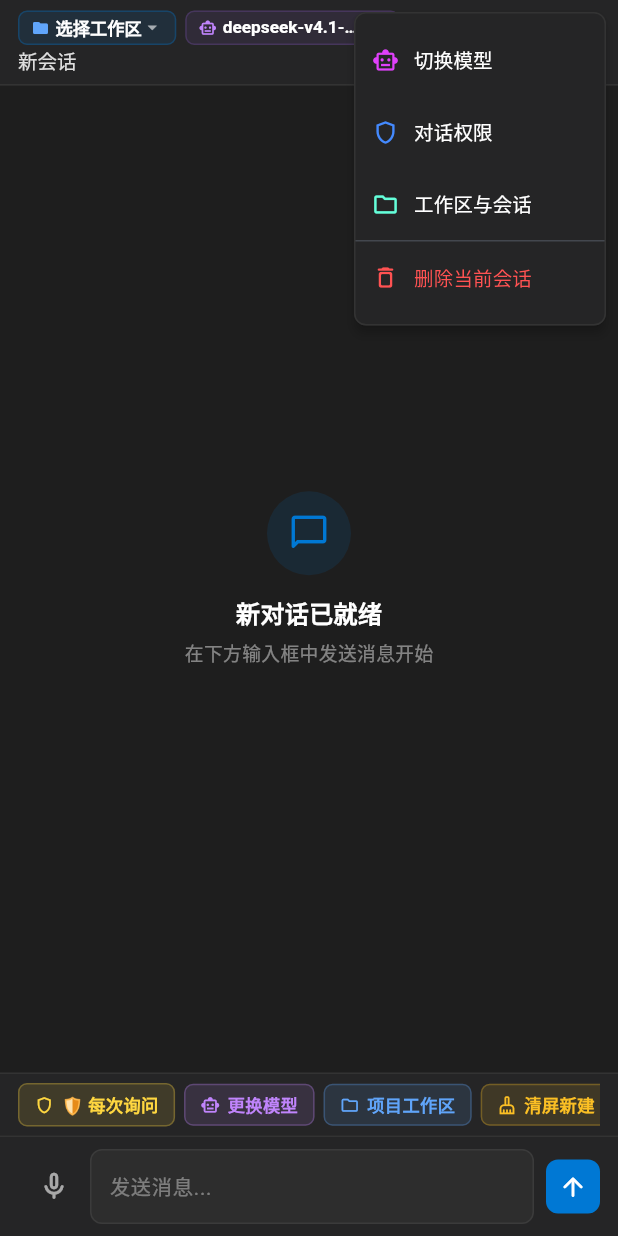
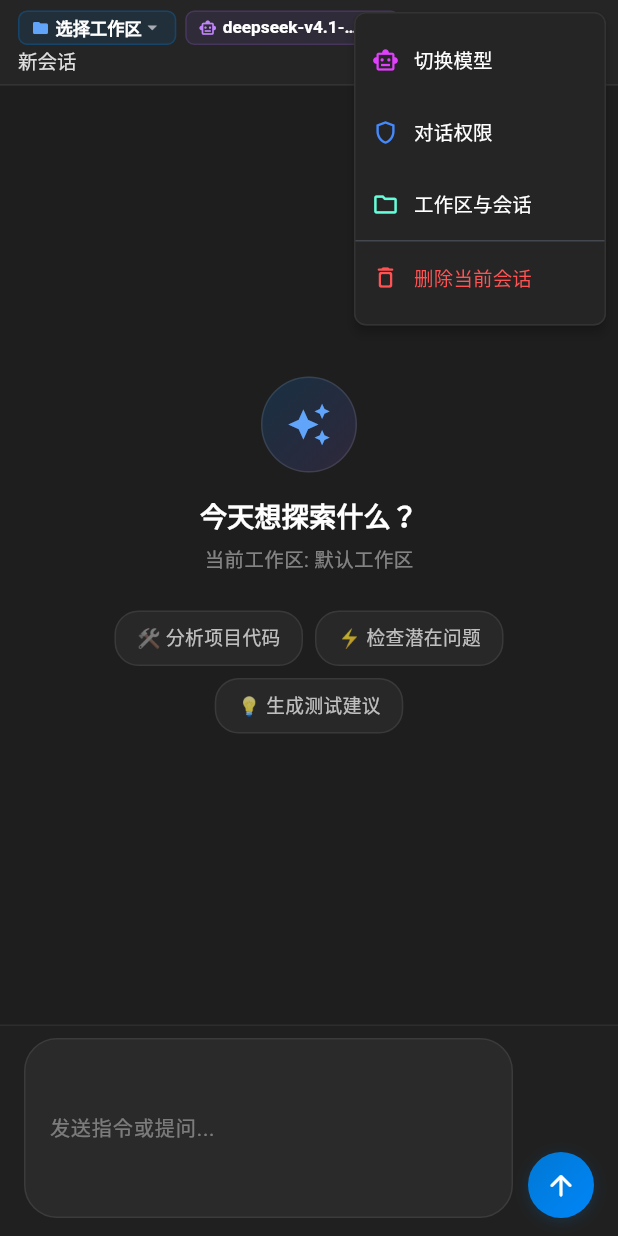
Before and after one commit to ccleeyx-cyber/dsh-mobile, a Flutter app: the ChatView screen opened directly, after a tap on the "more vert" icon, on a phone screen of 412 x 824 dp. Run offline on Flutter 3.47's test engine with Material 3 defaults, Android fonts, the phone set to English and light mode, and no system bars; our stand-ins replace flutter_markdown, shared_preferences; accounts and stored records are empty.

Commit message:
feat: upgrade to v1.2.9 - clean modern UI, robust health check, and fallback model selection

```diff
--- a/dsh_mobile/lib/views/chat_view.dart
+++ b/dsh_mobile/lib/views/chat_view.dart
@@ -5,6 +5,7 @@ import 'package:intl/intl.dart';
 import '../models/chat_message.dart';
 import '../models/workspace.dart';
 import '../models/permission_config.dart';
+import '../models/dsh_settings.dart';
 import '../services/dsh_service.dart';
 import '../widgets/thinking_card.dart';
 import '../widgets/tool_call_card.dart';
@@ -358,16 +359,26 @@ class _ChatViewState extends State<ChatView> {
 
   // Quick Model Selector Sheet
   void _showModelSwitchSheet(BuildContext context, DshService dsh) {
+    if (dsh.settings == null || dsh.settings!.availableModels.isEmpty) {
+      dsh.fetchSettings();
+    }
     final settings = dsh.settings;
     final currentSession = dsh.currentSession;
     final activeModel = dsh.currentModel;
+    final modelList = (settings != null && settings.availableModels.isNotEmpty)
+        ? settings.availableModels
+        : [
+            ModelItem(id: 'cn:deepseek-v4.1-flash', name: 'DeepSeek V4.1 Flash', contextWindow: 1000000, maxTokens: 16384),
+            ModelItem(id: 'cn:deepseek-v4-pro', name: 'DeepSeek V4 Pro', contextWindow: 1000000, maxTokens: 32768),
+            ModelItem(id: 'cn:kimi-k3-1', name: 'Kimi K3.1', contextWindow: 1000000, maxTokens: 32768),
+          ];
 
     showModalBottomSheet(
       context: context,
       isScrollControlled: true,
       backgroundColor: const Color(0xFF252526),
       shape: const RoundedRectangleBorder(
-        borderRadius: BorderRadius.vertical(top: Radius.circular(12)),
+        borderRadius: BorderRadius.vertical(top: Radius.circular(16)),
       ),
       builder: (ctx) {
         return SafeArea(
@@ -389,47 +400,62 @@ class _ChatViewState extends State<ChatView> {
                 ),
                 const SizedBox(height: 16),
                 Row(
-                  children: const [
-                    Icon(Icons.smart_toy_outlined, color: Color(0xFFC084FC), size: 20),
-                    SizedBox(width: 8),
+                  children: [
+                    Container(
+                      padding: const EdgeInsets.all(8),
+                      decoration: BoxDecoration(
+                        color: const Color(0xFF744DA9).withOpacity(0.18),
+                        borderRadius: BorderRadius.circular(8),
+                      ),
+                      child: const Icon(Icons.smart_toy_outlined, color: Color(0xFFC084FC), size: 20),
+                    ),
+                    const SizedBox(width: 12),
+                    const Expanded(
+                      child: Column(
+                        crossAxisAlignment: CrossAxisAlignment.start,
+                        children: [
                           Text(
-                      '切换大语言模型 (Switch Model)',
+                            '切换大语言模型',
                             style: TextStyle(fontSize: 17, fontWeight: FontWeight.bold, color: Colors.white),
+                          ),
+                          Text(
+                            '选择要在此会话中使用的 AI 模型',
+                            style: TextStyle(fontSize: 12, color: Colors.white54),
+                          ),
+                        ],
+                      ),
                     ),
                   ],
                 ),
                 if (currentSession != null)
                   Padding(
-                    padding: const EdgeInsets.only(top: 4, left: 28),
+                    padding: const EdgeInsets.only(top: 8, bottom: 4),
+                    child: Container(
+                      padding: const EdgeInsets.symmetric(horizontal: 10, vertical: 4),
+                      decoration: BoxDecoration(
+                        color: Colors.white.withOpacity(0.05),
+                        borderRadius: BorderRadius.circular(6),
+                      ),
                       child: Text(
-                      '生效会话: ${currentSession.title}',
-                      style: const TextStyle(fontSize: 12, color: Colors.white54),
+                        '当前生效会话: ${currentSession.title}',
+                        style: const TextStyle(fontSize: 12, color: Colors.white70),
+                        maxLines: 1,
+                        overflow: TextOverflow.ellipsis,
                       ),
                     ),
-                const SizedBox(height: 14),
+                  ),
+                const SizedBox(height: 12),
                 ConstrainedBox(
                   constraints: BoxConstraints(maxHeight: MediaQuery.of(context).size.height * 0.5),
-                  child: ListView.builder(
+                  child: ListView.separated(
                     shrinkWrap: true,
-                    itemCount: settings?.availableModels.length ?? 0,
+                    separatorBuilder: (_, __) => const SizedBox(height: 6),
+                    itemCount: modelList.length,
                     itemBuilder: (context, index) {
-                      final m = settings!.availableModels[index];
-                      final isSelected = m.id == activeModel;
-                      return ListTile(
-                        shape: RoundedRectangleBorder(borderRadius: BorderRadius.circular(8)),
-                        tileColor: isSelected ? const Color(0xFF0078D4).withOpacity(0.14) : null,
-                        title: Text(
-                          m.name,
-                          style: TextStyle(
-                            color: isSelected ? const Color(0xFF60A5FA) : Colors.white,
-                            fontWeight: isSelected ? FontWeight.bold : FontWeight.normal,
-                          ),
-                        ),
-                        subtitle: Text(
-                          '${m.id} | 上下文: ${(m.contextWindow ?? 0) ~/ 1000}k',
-                          style: const TextStyle(fontSize: 12, color: Colors.white54),
-                        ),
-                        trailing: isSelected ? const Icon(Icons.check_circle, color: Color(0xFF60A5FA), size: 18) : null,
+                      final m = modelList[index];
+                      final isSelected = m.id == activeModel || (m.id.replaceFirst('cn:', '') == activeModel.replaceFirst('cn:', ''));
+                      return InkWell(
+                        borderRadius: BorderRadius.circular(10),
                         onTap: () async {
                           Navigator.pop(ctx);
                           final ok = await dsh.switchModel(m.id, sessionId: currentSession?.sessionId);
@@ -445,7 +471,7 @@ class _ChatViewState extends State<ChatView> {
                             } else {
                               ScaffoldMessenger.of(context).showSnackBar(
                                 SnackBar(
-                                  content: Text('模型切换失败: ${dsh.lastError.isNotEmpty ? dsh.lastError : "请检查网络"}'),
+                                  content: Text('模型切换失败: ${dsh.lastError.isNotEmpty ? dsh.lastError : "请检查网络或授权码"}'),
                                   backgroundColor: const Color(0xFFEF4444),
                                   behavior: SnackBarBehavior.floating,
                                 ),
@@ -453,6 +479,56 @@ class _ChatViewState extends State<ChatView> {
                             }
                           }
                         },
+                        child: Container(
+                          padding: const EdgeInsets.symmetric(horizontal: 14, vertical: 12),
+                          decoration: BoxDecoration(
+                            color: isSelected ? const Color(0xFF0078D4).withOpacity(0.16) : const Color(0xFF2C2C2C),
+                            borderRadius: BorderRadius.circular(10),
+                            border: Border.all(
+                              color: isSelected ? const Color(0xFF0078D4) : Colors.white.withOpacity(0.08),
+                              width: isSelected ? 1.5 : 1.0,
+                            ),
+                          ),
+                          child: Row(
+                            children: [
+                              Icon(
+                                isSelected ? Icons.radio_button_checked : Icons.radio_button_off,
+                                color: isSelected ? const Color(0xFF60A5FA) : Colors.white38,
+                                size: 18,
+                              ),
+                              const SizedBox(width: 12),
+                              Expanded(
+                                child: Column(
+                                  crossAxisAlignment: CrossAxisAlignment.start,
+                                  children: [
+                                    Text(
+                                      m.name,
+                                      style: TextStyle(
+                                        color: isSelected ? const Color(0xFF60A5FA) : Colors.white,
+                                        fontWeight: isSelected ? FontWeight.bold : FontWeight.w500,
+                                        fontSize: 14,
+                                      ),
+                                    ),
+                                    const SizedBox(height: 2),
+                                    Text(
+                                      '${m.id} | 上下文: ${(m.contextWindow ?? 0) ~/ 1000}k',
+                                      style: const TextStyle(fontSize: 11.5, color: Colors.white54),
+                                    ),
+                                  ],
+                                ),
+                              ),
+                              if (isSelected)
+                                Container(
+                                  padding: const EdgeInsets.symmetric(horizontal: 7, vertical: 2),
+                                  decoration: BoxDecoration(
+                                    color: const Color(0xFF0078D4).withOpacity(0.2),
+                                    borderRadius: BorderRadius.circular(4),
+                                  ),
+                                  child: const Text('使用中', style: TextStyle(color: Color(0xFF60A5FA), fontSize: 11, fontWeight: FontWeight.w600)),
+                                ),
+                            ],
+                          ),
+                        ),
                       );
                     },
                   ),
@@ -462,7 +538,6 @@ class _ChatViewState extends State<ChatView> {
           ),
         );
       },
-    );
   }
 
   // Delete Current Session Dialog
@@ -941,40 +1016,69 @@ class _ChatViewState extends State<ChatView> {
                     children: [
                       if (dsh.messages.isEmpty && dsh.pendingApprovals.isEmpty)
                         Center(
+                          child: SingleChildScrollView(
+                            padding: const EdgeInsets.symmetric(horizontal: 24),
                             child: Column(
                               mainAxisSize: MainAxisSize.min,
                               children: [
                                 Container(
-                                width: 56,
-                                height: 56,
+                                  width: 64,
+                                  height: 64,
                                   decoration: BoxDecoration(
-                                  color: const Color(0xFF0078D4).withOpacity(0.12),
+                                    gradient: LinearGradient(
+                                      colors: [
+                                        const Color(0xFF0078D4).withOpacity(0.2),
+                                        const Color(0xFF744DA9).withOpacity(0.2),
+                                      ],
+                                      begin: Alignment.topLeft,
+                                      end: Alignment.bottomRight,
+                                    ),
                                     shape: BoxShape.circle,
+                                    border: Border.all(color: Colors.white.withOpacity(0.1)),
                                   ),
                                   child: const Icon(
-                                  Icons.chat_bubble_outline_rounded,
-                                  color: Color(0xFF0078D4),
-                                  size: 28,
+                                    Icons.auto_awesome,
+                                    color: Color(0xFF60A5FA),
+                                    size: 30,
                                   ),
                                 ),
-                              const SizedBox(height: 14),
+                                const SizedBox(height: 16),
                                 const Text(
-                                '新对话已就绪',
+                                  '今天想探索什么？',
                                   style: TextStyle(
                                     color: Colors.white,
-                                  fontSize: 16,
+                                    fontSize: 18,
                                     fontWeight: FontWeight.w600,
+                                    letterSpacing: 0.2,
                                   ),
                                 ),
                                 const SizedBox(height: 6),
                                 Text(
-                                '在下方输入框中发送消息开始',
+                                  '当前工作区: ${currentWs?.title ?? "默认工作区"}',
                                   style: TextStyle(
                                     color: Colors.white.withOpacity(0.45),
-                                  fontSize: 12.5,
+                                    fontSize: 13,
                                   ),
                                 ),
+                                const SizedBox(height: 24),
+                                Wrap(
+                                  spacing: 8,
+                                  runSpacing: 8,
+                                  alignment: WrapAlignment.center,
+                                  children: [
+                                    _buildSuggestionChip('🛠️ 分析项目代码', () {
+                                      _inputController.text = '分析当前项目代码结构并概述核心功能';
+                                    }),
+                                    _buildSuggestionChip('⚡ 检查潜在问题', () {
+                                      _inputController.text = '检查当前项目中的潜在 Bug 或异常';
+                                    }),
+                                    _buildSuggestionChip('💡 生成测试建议', () {
+                                      _inputController.text = '为当前模块编写单元测试用例建议';
+                                    }),
                                   ],
+                                ),
+                              ],
+                            ),
                           ),
                         )
                       else
@@ -1032,94 +1136,27 @@ class _ChatViewState extends State<ChatView> {
                   ),
           ),
 
-          // Quick Action Chips (Fluent Command Style)
-          Container(
-            padding: const EdgeInsets.symmetric(horizontal: 12, vertical: 6),
-            decoration: const BoxDecoration(
-              color: Color(0xFF252526),
-              border: Border(top: BorderSide(color: Color(0xFF333333))),
-            ),
-            child: SingleChildScrollView(
-              scrollDirection: Axis.horizontal,
-              child: Row(
-                children: [
-                  _buildQuickChip(
-                    icon: Icons.shield_outlined,
-                    label: _getPolicyLabel(policy),
-                    color: _getPolicyColor(policy),
-                    onTap: () => _showSessionPermissionSheet(context, dsh),
-                  ),
-                  const SizedBox(width: 6),
-                  _buildQuickChip(
-                    icon: Icons.smart_toy_outlined,
-                    label: '更换模型',
-                    color: const Color(0xFFC084FC),
-                    onTap: () => _showModelSwitchSheet(context, dsh),
-                  ),
-                  const SizedBox(width: 6),
-                  _buildQuickChip(
-                    icon: Icons.folder_outlined,
-                    label: '项目工作区',
-                    color: const Color(0xFF60A5FA),
-                    onTap: widget.onOpenWorkspaces,
-                  ),
-                  const SizedBox(width: 6),
-                  _buildQuickChip(
-                    icon: Icons.cleaning_services_outlined,
-                    label: '清屏新建',
-                    color: const Color(0xFFFBBF24),
-                    onTap: () async {
-                      ScaffoldMessenger.of(context).showSnackBar(
-                        const SnackBar(
-                          content: Text('正在新建对话...'),
-                          duration: Duration(milliseconds: 1200),
-                          behavior: SnackBarBehavior.floating,
-                        ),
-                      );
-                      await dsh.createNewSession();
-                    },
-                  ),
-                  const SizedBox(width: 6),
-                  _buildQuickChip(
-                    icon: Icons.delete_outline_rounded,
-                    label: '删除会话',
-                    color: const Color(0xFFF87171),
-                    onTap: () => _showDeleteCurrentSessionDialog(context, dsh),
-                  ),
-                ],
-              ),
-            ),
-          ),
-
-          // Rich Input Bar
+          // Modern Clean Input Bar
           _buildInputBar(dsh),
         ],
       ),
     );
   }
 
-  Widget _buildQuickChip({
-    required IconData icon,
-    required String label,
-    required Color color,
-    VoidCallback? onTap,
-  }) {
-    return GestureDetector(
+  Widget _buildSuggestionChip(String text, VoidCallback onTap) {
+    return InkWell(
+      borderRadius: BorderRadius.circular(16),
       onTap: onTap,
       child: Container(
-        padding: const EdgeInsets.symmetric(horizontal: 10, vertical: 5),
+        padding: const EdgeInsets.symmetric(horizontal: 14, vertical: 8),
         decoration: BoxDecoration(
-          color: color.withOpacity(0.12),
-          borderRadius: BorderRadius.circular(6),
-          border: Border.all(color: color.withOpacity(0.28)),
+          color: const Color(0xFF282828),
+          borderRadius: BorderRadius.circular(16),
+          border: Border.all(color: Colors.white.withOpacity(0.08)),
         ),
-        child: Row(
-          mainAxisSize: MainAxisSize.min,
-          children: [
-            Icon(icon, size: 13, color: color),
-            const SizedBox(width: 5),
-            Text(label, style: TextStyle(color: color, fontSize: 11.5, fontWeight: FontWeight.w600)),
-          ],
+        child: Text(
+          text,
+          style: const TextStyle(color: Colors.white70, fontSize: 12.5),
         ),
       ),
     );
@@ -1318,76 +1355,83 @@ class _ChatViewState extends State<ChatView> {
 
   Widget _buildInputBar(DshService dsh) {
     return Container(
-      padding: const EdgeInsets.symmetric(horizontal: 12, vertical: 8),
-      decoration: const BoxDecoration(
-        color: Color(0xFF252526),
-        border: Border(top: BorderSide(color: Color(0xFF333333))),
+      padding: const EdgeInsets.fromLTRB(16, 8, 16, 12),
+      decoration: BoxDecoration(
+        color: const Color(0xFF202020),
+        border: Border(top: BorderSide(color: Colors.white.withOpacity(0.06))),
       ),
       child: SafeArea(
         child: Row(
+          crossAxisAlignment: CrossAxisAlignment.end,
           children: [
-            // Voice / Mic Mock Button
-            IconButton(
-              icon: const Icon(Icons.mic_none_rounded, color: Colors.white60, size: 22),
-              tooltip: '语音输入',
-              onPressed: () {
-                ScaffoldMessenger.of(context).showSnackBar(
-                  const SnackBar(content: Text('语音听写已就绪，正在聆听...'), duration: Duration(seconds: 1)),
-                );
-              },
-            ),
-            // Text Input
+            // Text Input Pill
             Expanded(
               child: Container(
+                constraints: const BoxConstraints(minHeight: 44, maxHeight: 120),
+                padding: const EdgeInsets.symmetric(horizontal: 16),
                 decoration: BoxDecoration(
-                  color: const Color(0xFF2D2D2D),
-                  borderRadius: BorderRadius.circular(8),
-                  border: Border.all(color: const Color(0xFF3B3B3B)),
+                  color: const Color(0xFF2A2A2A),
+                  borderRadius: BorderRadius.circular(22),
+                  border: Border.all(color: Colors.white.withOpacity(0.08)),
                 ),
+                child: Center(
                   child: TextField(
                     controller: _inputController,
-                  style: const TextStyle(color: Colors.white, fontSize: 13.5),
+                    style: const TextStyle(color: Colors.white, fontSize: 14),
                     maxLines: 4,
                     minLines: 1,
                     decoration: const InputDecoration(
-                    hintText: '发送消息...',
+                      hintText: '发送指令或提问...',
                       hintStyle: TextStyle(color: Colors.white38, fontSize: 13.5),
                       border: InputBorder.none,
-                    contentPadding: EdgeInsets.symmetric(horizontal: 12, vertical: 9),
+                      isDense: true,
+                      contentPadding: EdgeInsets.symmetric(vertical: 11),
                     ),
                     onSubmitted: (_) => _sendMessage(dsh),
                   ),
                 ),
               ),
-            const SizedBox(width: 8),
-            // Send / Cancel Button
+            ),
+            const SizedBox(width: 10),
+            // Send / Cancel Action Button
             if (dsh.isSending)
               Container(
-                width: 36,
-                height: 36,
+                width: 44,
+                height: 44,
                 decoration: BoxDecoration(
-                  color: const Color(0xFFEF4444).withOpacity(0.15),
-                  borderRadius: BorderRadius.circular(8),
-                  border: Border.all(color: const Color(0xFFEF4444).withOpacity(0.35)),
+                  color: const Color(0xFFEF4444).withOpacity(0.18),
+                  shape: BoxShape.circle,
+                  border: Border.all(color: const Color(0xFFEF4444).withOpacity(0.4)),
                 ),
                 child: IconButton(
                   padding: EdgeInsets.zero,
-                  icon: const Icon(Icons.stop_rounded, color: Color(0xFFEF4444), size: 22),
+                  icon: const Icon(Icons.stop_rounded, color: Color(0xFFEF4444), size: 24),
                   tooltip: '停止生成',
                   onPressed: () => dsh.cancelActiveTurn(),
                 ),
               )
             else
               Container(
-                width: 36,
-                height: 36,
-                decoration: BoxDecoration(
-                  color: const Color(0xFF0078D4),
-                  borderRadius: BorderRadius.circular(8),
+                width: 44,
+                height: 44,
+                decoration: const BoxDecoration(
+                  gradient: LinearGradient(
+                    colors: [Color(0xFF0078D4), Color(0xFF0086F8)],
+                    begin: Alignment.topLeft,
+                    end: Alignment.bottomRight,
+                  ),
+                  shape: BoxShape.circle,
+                  boxShadow: [
+                    BoxShadow(
+                      color: Color(0x330078D4),
+                      blurRadius: 8,
+                      offset: Offset(0, 2),
+                    ),
+                  ],
                 ),
                 child: IconButton(
                   padding: EdgeInsets.zero,
-                  icon: const Icon(Icons.arrow_upward_rounded, color: Colors.white, size: 20),
+                  icon: const Icon(Icons.arrow_upward_rounded, color: Colors.white, size: 22),
                   tooltip: '发送',
                   onPressed: () => _sendMessage(dsh),
                 ),
--- a/dsh_mobile/pubspec.yaml
+++ b/dsh_mobile/pubspec.yaml
@@ -1,7 +1,7 @@
 name: dsh_mobile
 description: "A modern Android client for DeepSeek Harness (DSH)"
 publish_to: "none"
-version: 1.2.8+11
+version: 1.2.9+12
 
 environment:
   sdk: ">=3.0.0 <4.0.0"
```
Also changed, not shown: dsh_mobile/lib/models/server_config.dart (+29 -2 lines), dsh_mobile/lib/services/dsh_service.dart (+22 -16 lines), 2 other files. Lines whose indentation alone changed are shown as unchanged.
